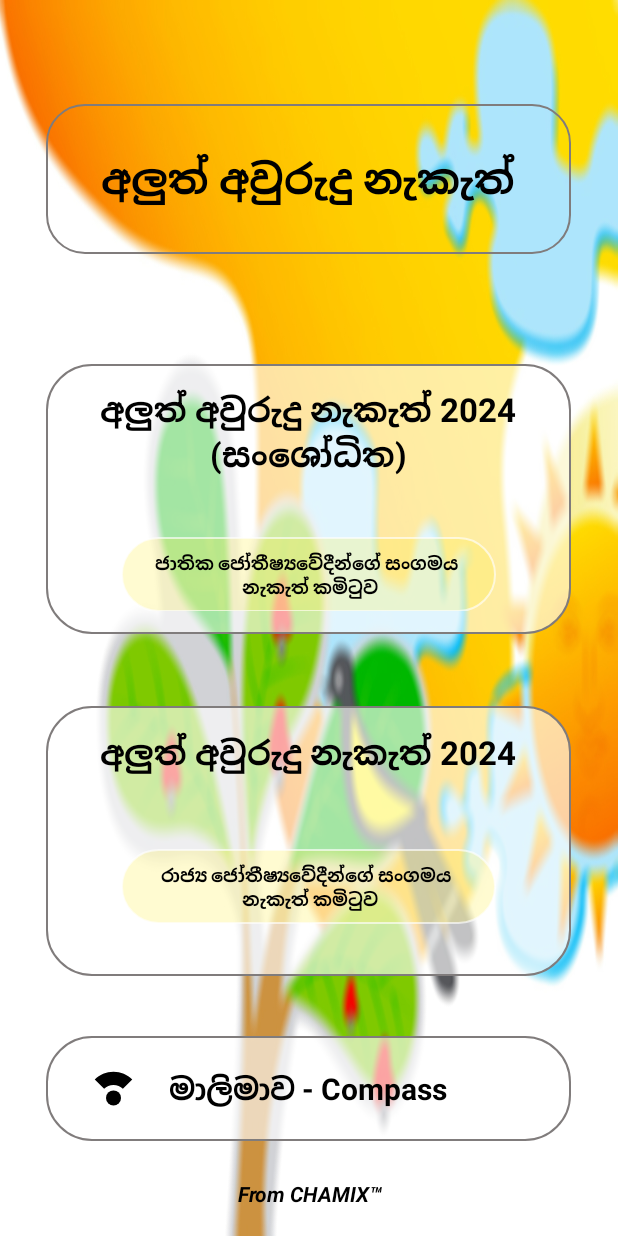
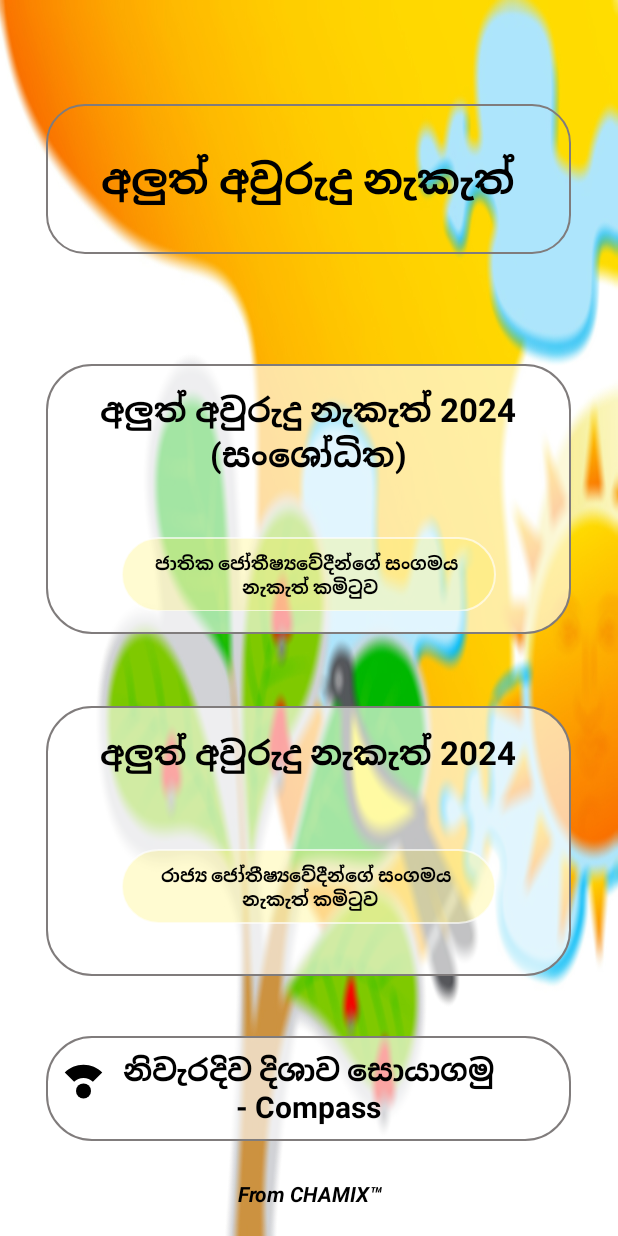
Before and after one commit to hirunch/Awurudu-Nakath, an Android app: the screen it shows after launch (FrstPageActivity), on a phone screen of 412 x 824 dp. Run offline under Robolectric (Android 15) with nearby library versions, the phone set to English and light mode, and no system bars; Roboto replaces fonts that are not available here.

Commit message:
Final Commit

```diff
--- a/app/src/main/res/layout/activity_compass.xml
+++ b/app/src/main/res/layout/activity_compass.xml
@@ -44,7 +44,7 @@
         android:layout_marginTop="30dp"
         android:background="@drawable/border"
         android:gravity="center"
-        android:text="මාලිමාව - Compass"
+        android:text="නිවැරදිව දිශාව සොයාගමු   Compass"
         android:textAlignment="center"
         android:textColor="@color/black"
         android:textSize="24dp"
--- a/app/src/main/res/layout/activity_frst_page.xml
+++ b/app/src/main/res/layout/activity_frst_page.xml
@@ -135,8 +135,8 @@
             android:id="@+id/imageView"
             android:layout_width="30dp"
             android:layout_height="30dp"
-            android:layout_marginTop="20dp"
-            android:layout_marginStart="30dp"
+            android:layout_marginTop="15dp"
+            android:layout_marginStart="10dp"
             app:srcCompat="@drawable/baseline_compass_calibration_24" />
 
 
@@ -151,7 +151,7 @@
             android:textSize="20dp"
             android:textStyle="bold"
             android:textColor="@color/black"
-            android:text="මාලිමාව - Compass" />
+            android:text="නිවැරදිව දිශාව සොයාගමු - Compass" />
 
 
     </FrameLayout>
```
